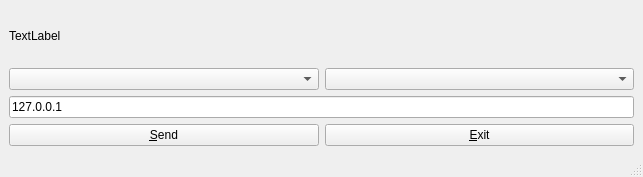
The window that mainwindow.ui (alinaseri25/QWalkieTalkie) describes before a commit, drawn with Qt 5.
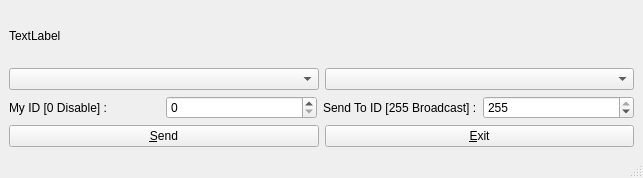
The same window after the commit.

The edit to the form file:
```diff
--- a/mainwindow.ui
+++ b/mainwindow.ui
@@ -7,7 +7,7 @@
     <x>0</x>
     <y>0</y>
     <width>643</width>
-    <height>177</height>
+    <height>178</height>
    </rect>
   </property>
   <property name="windowTitle">
@@ -41,9 +41,36 @@
       <item>
        <layout class="QHBoxLayout" name="horizontalLayout_2">
         <item>
-         <widget class="QLineEdit" name="TxtDSTAddr">
+         <widget class="QLabel" name="LblMyID">
           <property name="text">
-           <string>127.0.0.1</string>
+           <string>My ID [0 Disable] :</string>
+          </property>
+         </widget>
+        </item>
+        <item>
+         <widget class="QSpinBox" name="SpbMyID">
+          <property name="maximum">
+           <number>254</number>
+          </property>
+         </widget>
+        </item>
+        <item>
+         <widget class="QLabel" name="LblSendToID">
+          <property name="text">
+           <string>Send To ID [255 Broadcast] :</string>
+          </property>
+         </widget>
+        </item>
+        <item>
+         <widget class="QSpinBox" name="SpbSendToID">
+          <property name="minimum">
+           <number>1</number>
+          </property>
+          <property name="maximum">
+           <number>255</number>
+          </property>
+          <property name="value">
+           <number>255</number>
           </property>
          </widget>
         </item>
```
